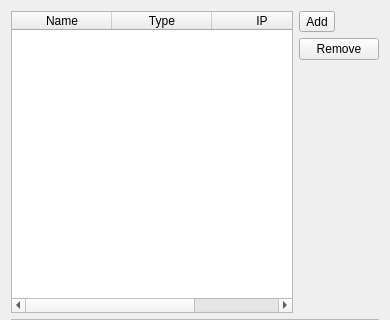
Above: src/bench/hostsoptionpage.ui from qtproject/qt-apps-qmllive before the change; both pictures show x 0 to 390 and y 0 to 320 of the 390 by 546 pixel window. Below: the same form after it.
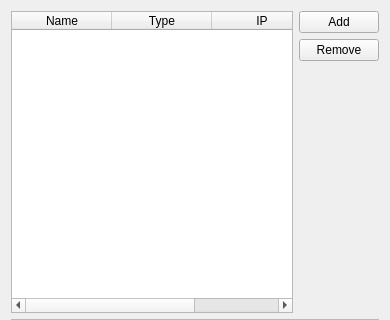
That is the form after the change.

Commit message:
Remove autodiscovery UI tools
Task-number: AUTOSUITE-1453

Diff of the .ui file:
```diff
--- a/src/bench/hostsoptionpage.ui
+++ b/src/bench/hostsoptionpage.ui
@@ -62,18 +62,12 @@
      <item>
       <layout class="QVBoxLayout" name="verticalLayout_2">
        <item>
-        <widget class="QToolButton" name="addHostButton">
+        <widget class="QPushButton" name="addHostButton">
          <property name="text">
           <string>Add</string>
          </property>
-         <property name="popupMode">
-          <enum>QToolButton::InstantPopup</enum>
-         </property>
-         <property name="toolButtonStyle">
-          <enum>Qt::ToolButtonTextBesideIcon</enum>
-         </property>
-         <property name="arrowType">
-          <enum>Qt::NoArrow</enum>
+         <property name="autoDefault">
+          <bool>false</bool>
          </property>
         </widget>
        </item>
```
The commit also changes 2 other files.
